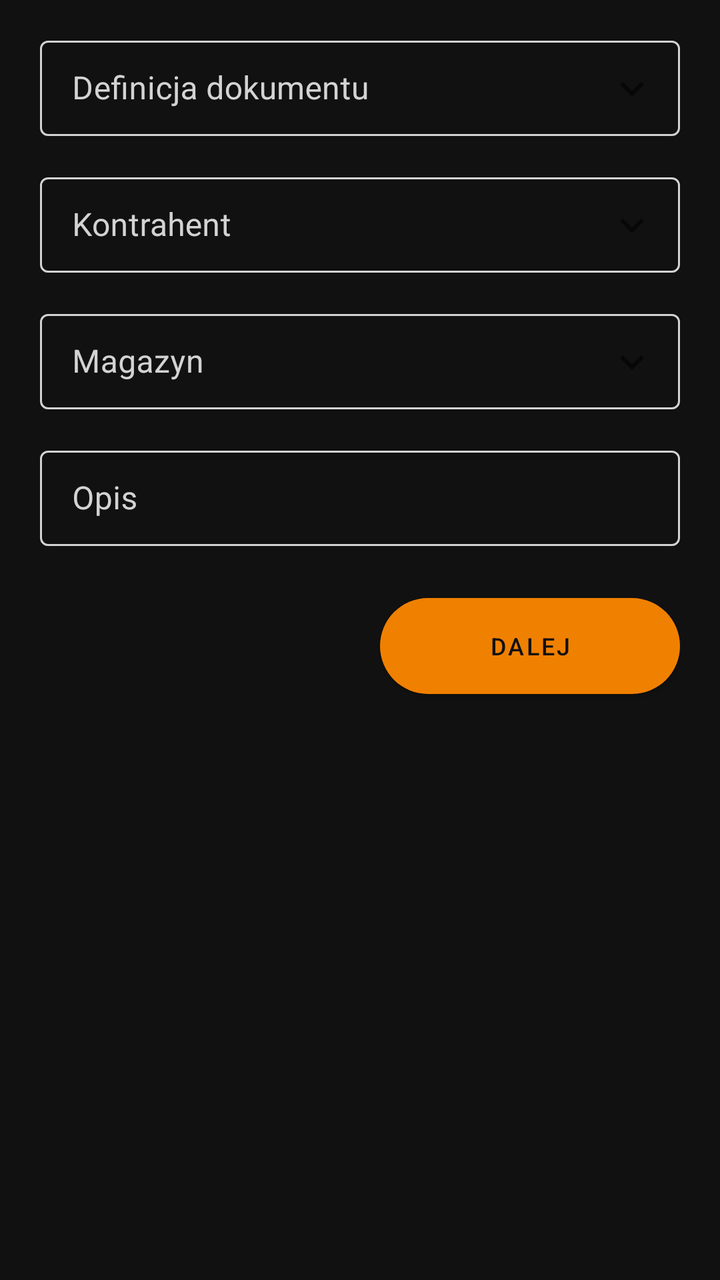
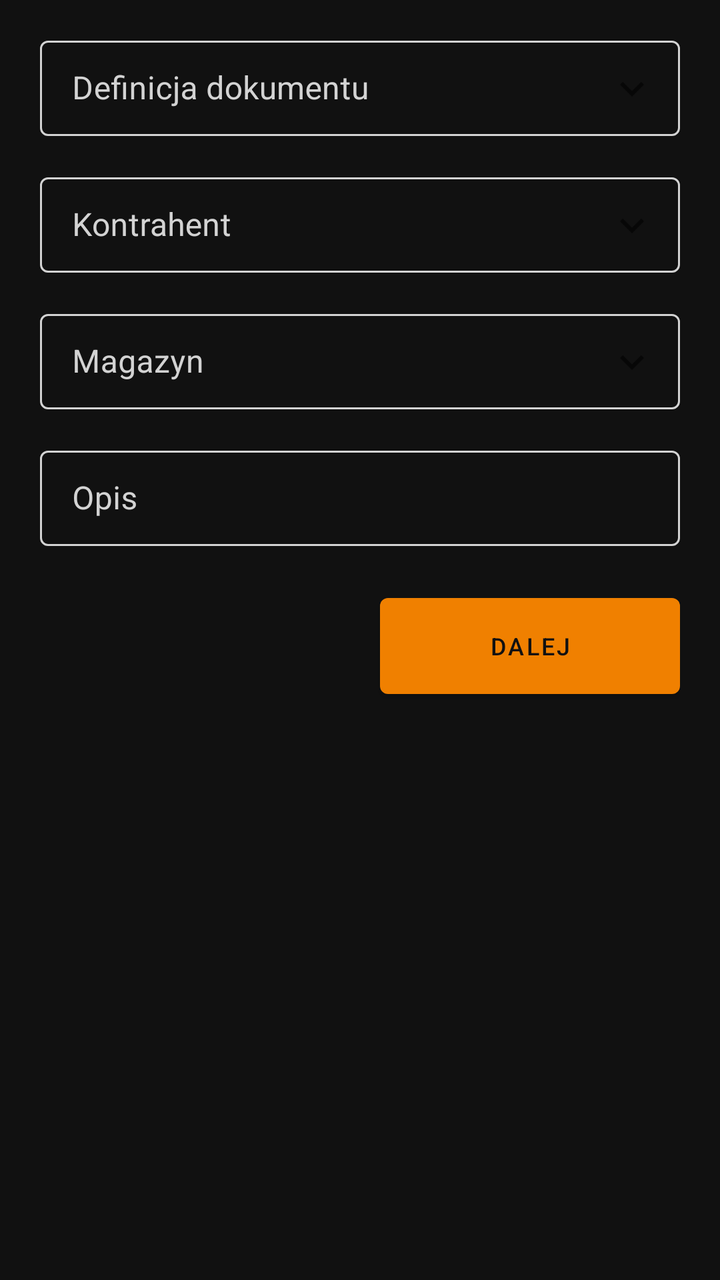

Compare the two renders of this Android layout. The source of the first and the diff that turns it into the second are given below.
<!-- AndroidManifest.xml: application theme Theme.GDEMobile -->
<!-- res/layout/fragment_document_details.xml -->
<?xml version="1.0" encoding="utf-8"?>
<layout xmlns:android="http://schemas.android.com/apk/res/android"
    xmlns:app="http://schemas.android.com/apk/res-auto"
    xmlns:tools="http://schemas.android.com/tools">

    <data>

        <variable
            name="document"
            type="com.example.gdemobile.models.Document" />
    </data>

    <FrameLayout
        android:layout_width="match_parent"
        android:layout_height="match_parent"
        tools:context=".ui.fragments.DocumentDetailsFragment"
        android:background="@color/darkGray">

        
        <LinearLayout
            android:id="@+id/succeslayout"
            android:layout_width="match_parent"
            android:layout_height="match_parent"
            android:layout_marginLeft="20dp"
            android:layout_marginTop="15dp"
            android:visibility="visible"
            android:layout_marginRight="20dp"
            android:orientation="vertical">

            <com.google.android.material.textfield.TextInputLayout
                android:id="@+id/dokdef_textfield"
                style="@style/CustomTextInputStyle"
                android:layout_width="match_parent"
                android:layout_height="wrap_content"
                app:endIconDrawable="@drawable/baseline_expand_more_24"
                app:endIconMode="custom"
                android:hint="Definicja dokumentu">

                <com.google.android.material.textfield.TextInputEditText
                    android:id="@+id/dokdef_edittext"
                    android:layout_width="match_parent"
                    android:layout_height="wrap_content"
                    style="@style/CustomEditTextStyle"
                    android:editable="false"
                    android:singleLine="true"
                    android:focusableInTouchMode="false"
                    android:text="@{document.definition.symbol}"/>

            </com.google.android.material.textfield.TextInputLayout>

            <com.google.android.material.textfield.TextInputLayout
                android:id="@+id/contractor_textfield"
                style="@style/CustomTextInputStyle"
                android:layout_width="match_parent"
                android:layout_height="wrap_content"
                android:layout_marginTop="15dp"
                android:hint="Kontrahent"
                app:endIconDrawable="@drawable/baseline_expand_more_24"
                app:endIconMode="custom">

                <com.google.android.material.textfield.TextInputEditText
                    android:id="@+id/contractor_edittext"
                    style="@style/CustomEditTextStyle"
                    android:layout_width="match_parent"
                    android:layout_height="wrap_content"
                    android:editable="false"
                    android:singleLine="true"
                    android:focusableInTouchMode="false"
                    android:text="@{document.contractor.code}" />

            </com.google.android.material.textfield.TextInputLayout>
            <com.google.android.material.textfield.TextInputLayout
                android:id="@+id/warehouse_textfield"
                style="@style/CustomTextInputStyle"
                android:layout_width="match_parent"
                android:layout_height="wrap_content"
                android:layout_marginTop="15dp"
                android:hint="Magazyn"
                app:endIconDrawable="@drawable/baseline_expand_more_24"
                app:endIconMode="custom">

                <com.google.android.material.textfield.TextInputEditText
                    android:id="@+id/warehouse_edittext"
                    style="@style/CustomEditTextStyle"
                    android:layout_width="match_parent"
                    android:layout_height="wrap_content"
                    android:editable="false"
                    android:singleLine="true"
                    android:focusableInTouchMode="false"
                    android:text="@{document.warehouse.code}" />

            </com.google.android.material.textfield.TextInputLayout>

            <com.google.android.material.textfield.TextInputLayout
                style="@style/CustomTextInputStyle"
                android:layout_width="match_parent"
                android:layout_height="wrap_content"
                android:layout_marginTop="15dp"
                android:hint="Opis">

                <com.google.android.material.textfield.TextInputEditText
                    android:id="@+id/descibe_textfield"
                    style="@style/CustomEditTextStyle"
                    android:layout_width="match_parent"
                    android:layout_height="wrap_content" />
            </com.google.android.material.textfield.TextInputLayout>

            <com.google.android.material.button.MaterialButton
                android:id="@+id/next_button"
                android:layout_width="150dp"
                android:layout_height="60dp"
                app:cornerRadius="30dp"
                android:text="Dalej"
                android:textSize="12sp"

                android:layout_marginTop="20dp"
                android:layout_gravity="end"/>

        </LinearLayout>

        
        <LinearLayout
            android:id="@+id/loadinglayout"
            android:layout_width="match_parent"
            android:layout_height="match_parent"
            android:visibility="gone">
            <com.google.android.material.card.MaterialCardView
                android:layout_width="match_parent"
                android:layout_height="150dp"
                android:layout_gravity="center"
                android:layout_marginRight="50dp"
                android:layout_marginLeft="50dp"
                app:cardBackgroundColor="@color/darkGray"
                app:cardElevation="10dp"
                app:cardCornerRadius="10dp">
                <LinearLayout
                    android:layout_width="match_parent"
                    android:layout_height="match_parent"
                    android:orientation="vertical">
                <ProgressBar
                    android:layout_width="40dp"
                    android:layout_height="40dp"
                    android:layout_gravity="center"
                    android:indeterminateTint="@color/orange"
                    android:layout_marginTop="40dp"/>
                <TextView
                    android:layout_width="wrap_content"
                    android:layout_height="wrap_content"
                    android:layout_gravity="center"
                    android:layout_marginTop="20dp"
                    android:textSize="16sp"
                    android:textColor="@color/orange"
                    android:text="Tworzenie dokumentu..."/>


                </LinearLayout>
            </com.google.android.material.card.MaterialCardView>
        </LinearLayout>

    </FrameLayout>
</layout>
<!-- resources referenced by this layout -->
<resources>
  <color name="darkGray">#111111</color>
  <color name="orange">#F08000</color>
  <!-- drawable baseline_expand_more_24 (drawable) -->
  <vector android:height="24dp" android:tint="@color/lightGray"
      android:viewportHeight="24" android:viewportWidth="24"
      android:width="24dp" xmlns:android="http://schemas.android.com/apk/res/android">
      <path android:fillColor="@android:color/white" android:pathData="M16.59,8.59L12,13.17 7.41,8.59 6,10l6,6 6,-6z"/>
  </vector>
  <style name="CustomEditTextStyle" parent="ThemeOverlay.Material3.TextInputEditText">
          <item name="android:textColor">@color/lightGray</item>
      </style>
  <style name="CustomTextInputStyle" parent="Widget.MaterialComponents.TextInputLayout.OutlinedBox.Dense">
          <item name="boxStrokeColor">@color/color_stroke_conf_fragment</item>
          <item name="android:textColorHint">@color/lightGray</item>
      </style>
  <style name="Theme.GDEMobile" parent="Theme.MaterialComponents.Light.NoActionBar">
          
          <item name="colorPrimary">@color/orange</item>
          <item name="colorPrimaryVariant">@color/orange</item>
          <item name="colorOnPrimary">@color/darkGray</item>
          <item name="android:windowDisablePreview">true</item>
          <item name="android:windowIsTranslucent">true</item>
          
          <item name="colorSecondary">@color/darkGray</item>
          <item name="colorSecondaryVariant">@color/darkGray</item>
          <item name="colorOnSecondary">@color/lightGray</item>
          
          <item name="android:statusBarColor">#111111</item>
          
      </style>
  <color name="lightGray">#D3D3D3</color>
</resources>

<!-- the commit's change to res/layout/fragment_document_details.xml (unified diff, before → after) -->
@@ -109,7 +109,6 @@
                 android:id="@+id/next_button"
                 android:layout_width="150dp"
                 android:layout_height="60dp"
-                app:cornerRadius="30dp"
                 android:text="Dalej"
                 android:textSize="12sp"
 
